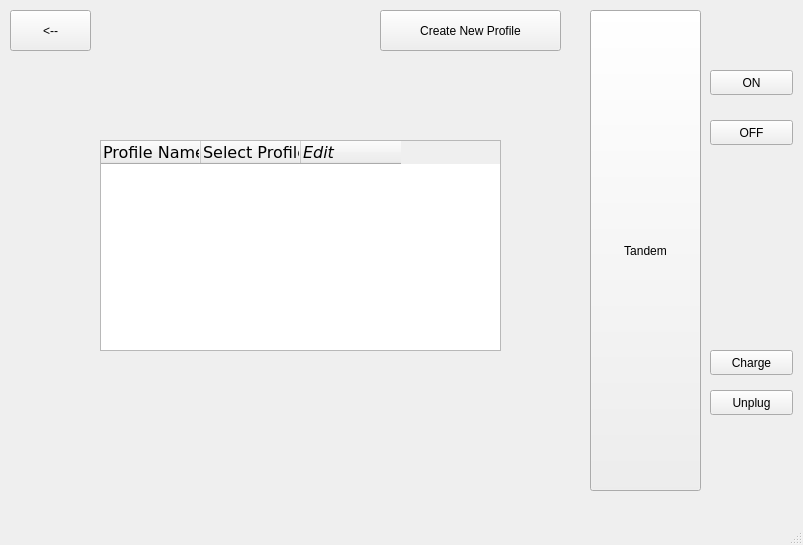
The window that COMP3004_Final/mainwindow.ui (MurkyMurka/3004-Team-Project) describes before a commit, drawn with Qt 5.
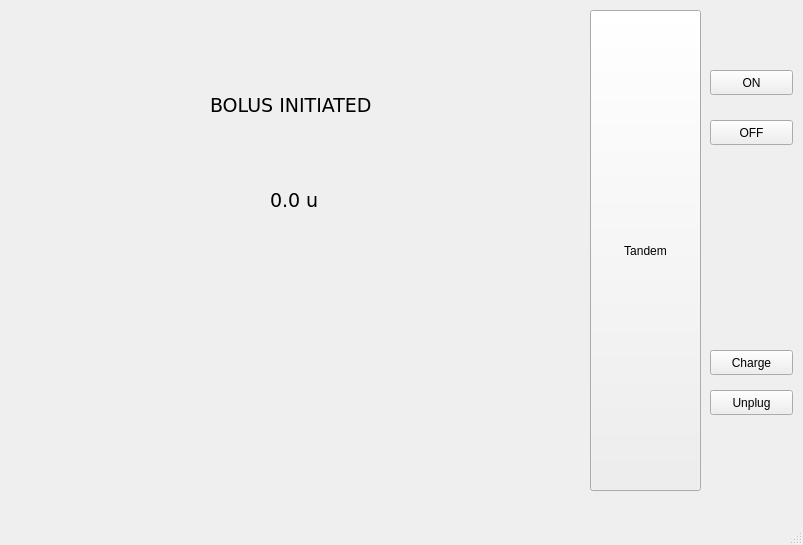
The same window after the commit. Icons and pictures are not drawn.

Commit message: tiny update for bolus extended page

```diff
--- a/COMP3004_Final/mainwindow.ui
+++ b/COMP3004_Final/mainwindow.ui
@@ -24,7 +24,7 @@
      </rect>
     </property>
     <property name="currentIndex">
-     <number>33</number>
+     <number>31</number>
     </property>
     <widget class="QWidget" name="HomePage">
      <widget class="QProgressBar" name="BolusBar">
@@ -2839,6 +2839,46 @@
       </property>
      </widget>
     </widget>
+    <widget class="QWidget" name="initialdedPage">
+     <widget class="QLabel" name="label_149">
+      <property name="geometry">
+       <rect>
+        <x>210</x>
+        <y>90</y>
+        <width>161</width>
+        <height>31</height>
+       </rect>
+      </property>
+      <property name="font">
+       <font>
+        <family>DejaVu Sans</family>
+        <pointsize>14</pointsize>
+       </font>
+      </property>
+      <property name="text">
+       <string>BOLUS INITIATED</string>
+      </property>
+     </widget>
+     <widget class="QLabel" name="finalBolusUnitsLabel_3">
+      <property name="geometry">
+       <rect>
+        <x>270</x>
+        <y>180</y>
+        <width>51</width>
+        <height>41</height>
+       </rect>
+      </property>
+      <property name="font">
+       <font>
+        <family>DejaVu Sans</family>
+        <pointsize>14</pointsize>
+       </font>
+      </property>
+      <property name="text">
+       <string>0.0 u</string>
+      </property>
+     </widget>
+    </widget>
     <widget class="QWidget" name="lowChargeWarningPage">
      <widget class="QLabel" name="label_10">
       <property name="geometry">
```
Left out of the diff: 2 changed lines with no effect on the pictures. The commit also changes 4 other files.
